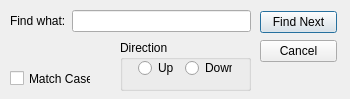
Old version of the form dialogs/finddialog.ui in the repository Kumbong/Notepad_clone.
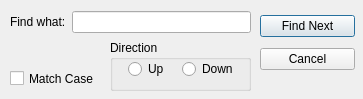
New version of the form.

Commit message: update find and replace dialogs

Diff of the .ui file:
```diff
--- a/dialogs/finddialog.ui
+++ b/dialogs/finddialog.ui
@@ -6,7 +6,7 @@
    <rect>
     <x>0</x>
     <y>0</y>
-    <width>350</width>
+    <width>363</width>
     <height>99</height>
    </rect>
   </property>
@@ -16,22 +16,22 @@
   <widget class="QGroupBox" name="directionGroupBox">
    <property name="geometry">
     <rect>
-     <x>120</x>
+     <x>110</x>
      <y>40</y>
-     <width>131</width>
+     <width>141</width>
      <height>51</height>
     </rect>
    </property>
    <property name="title">
     <string>Direction</string>
    </property>
-   <widget class="QWidget" name="">
+   <widget class="QWidget" name="layoutWidget">
     <property name="geometry">
      <rect>
       <x>18</x>
       <y>18</y>
-      <width>94</width>
-      <height>21</height>
+      <width>110</width>
+      <height>22</height>
      </rect>
     </property>
     <layout class="QHBoxLayout" name="horizontalLayout_2">
@@ -57,7 +57,7 @@
     <rect>
      <x>10</x>
      <y>70</y>
-     <width>81</width>
+     <width>101</width>
      <height>17</height>
     </rect>
    </property>
@@ -65,13 +65,13 @@
     <string>Match Case</string>
    </property>
   </widget>
-  <widget class="QWidget" name="">
+  <widget class="QWidget" name="layoutWidget">
    <property name="geometry">
     <rect>
      <x>10</x>
      <y>10</y>
      <width>241</width>
-     <height>22</height>
+     <height>24</height>
     </rect>
    </property>
    <layout class="QHBoxLayout" name="horizontalLayout">
@@ -87,13 +87,13 @@
     </item>
    </layout>
   </widget>
-  <widget class="QWidget" name="">
+  <widget class="QWidget" name="layoutWidget">
    <property name="geometry">
     <rect>
      <x>260</x>
      <y>10</y>
-     <width>77</width>
-     <height>54</height>
+     <width>95</width>
+     <height>65</height>
     </rect>
    </property>
    <layout class="QVBoxLayout" name="verticalLayout">
```
Left out of the diff: 8 changed lines with no effect on the pictures. The commit also changes 6 other files.
